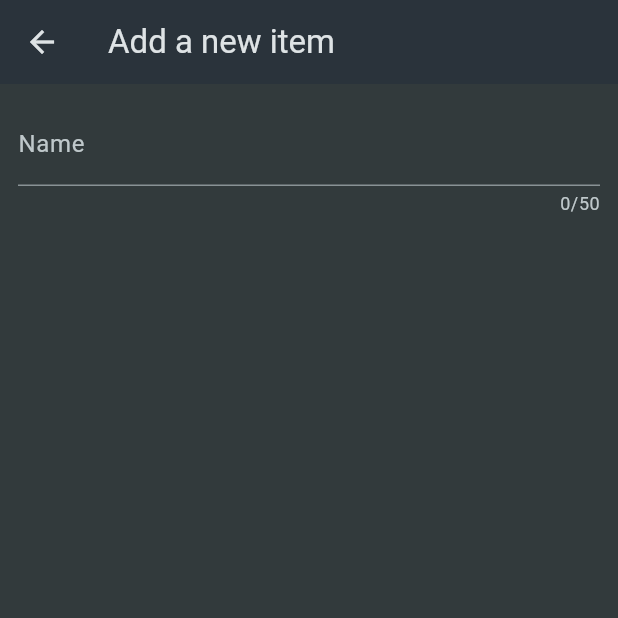
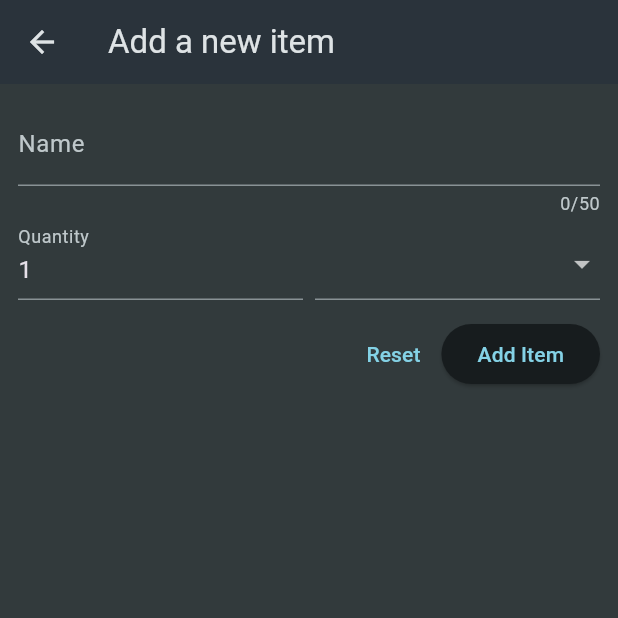
Before and after one commit to iamvedantp/shopping_list, a Flutter app: the NewItem screen opened directly, on a phone screen of 412 x 824 dp, the top half of it. Run offline on Flutter 3.47's test engine with Material 3 defaults, Android fonts, the phone set to English and light mode, and no system bars.

Commit message:
Dropdown button added

```diff
--- a/lib/widgets/new_item.dart
+++ b/lib/widgets/new_item.dart
@@ -1,10 +1,11 @@
 import 'package:flutter/material.dart';
+import 'package:shopping_list/data/categories.dart';
 
 class NewItem extends StatefulWidget {
   const NewItem({super.key});
 
   @override
-  State<NewItem> createState () {
+  State<NewItem> createState() {
     return _NewItemState();
   }
 }
@@ -16,9 +17,10 @@ class _NewItemState extends State<NewItem> {
       appBar: AppBar(
         title: const Text('Add a new item'),
       ),
-    body:  Padding (
+      body: Padding(
           padding: const EdgeInsets.all(12),
-      child:  Form(child: Column(
+          child: Form(
+              child: Column(
             children: [
               TextFormField(
                 maxLength: 50,
@@ -28,10 +30,56 @@ class _NewItemState extends State<NewItem> {
                 validator: (value) {
                   return 'Demo...';
                 },
+              ),
+              Row(
+                crossAxisAlignment: CrossAxisAlignment.end,
+                children: [
+                  Expanded(
+                    child: TextFormField(
+                      decoration: const InputDecoration(
+                        label: Text('Quantity'),
+                      ),
+                      initialValue: '1',
+                    ),
+                  ),
+                  const SizedBox(width: 8),
+                  Expanded(
+                    child: DropdownButtonFormField(items: [
+                      for (final category in categories.entries)
+                        DropdownMenuItem(
+                          value: category.value,
+                          child: Row(
+                            children: [
+                              Container(
+                                width: 16,
+                                height: 16,
+                                color: category.value.color,
+                              ),
+                              const SizedBox(width: 6),
+                              Text(category.value.title),
+                            ],
+                          ),
+                        ),
+                    ], onChanged: (value) {}),
                   )
                 ],
-      ))
               ),
+              const SizedBox(height: 12),
+              Row(
+                mainAxisAlignment: MainAxisAlignment.end,
+                children: [
+                  TextButton(
+                    onPressed: () {},
+                    child: const Text('Reset'),
+                  ),
+                  ElevatedButton(
+                    onPressed: () {},
+                    child: const Text('Add Item'),
+                  ),
+                ],
+              )
+            ],
+          ))),
     );
   }
 }
```
Lines whose indentation alone changed are shown as unchanged.
